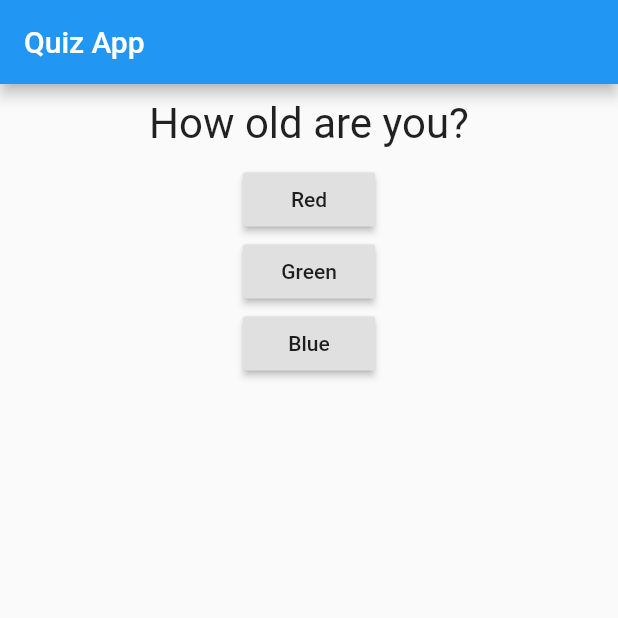
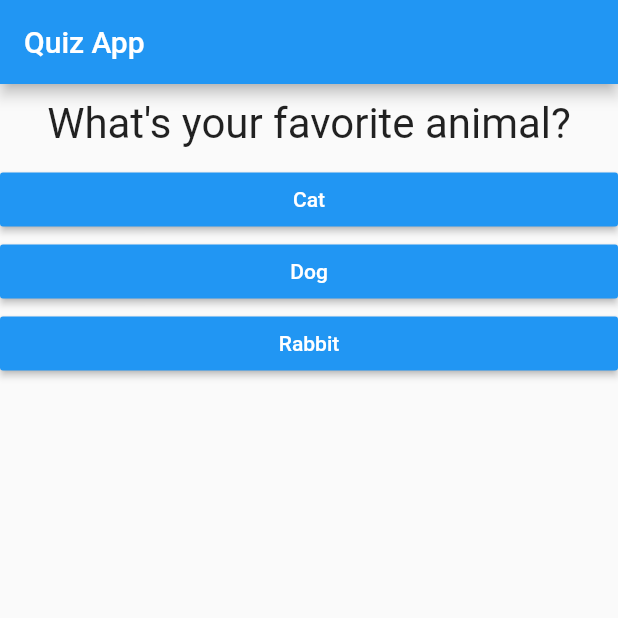
Before and after one commit to filgor84/flutter_course, a Flutter app: the screen it shows after launch, after a tap on "Red", on a phone screen of 412 x 824 dp, the top half of it. Run offline on Flutter 3.47's test engine with Material 2 defaults, Android fonts, the phone set to English and light mode, and no system bars.

Commit message:
Solved the endtest issue

```diff
--- /dev/null
+++ b/lib/answer.dart
@@ -0,0 +1,20 @@
+import 'package:flutter/material.dart';
+
+class Answer extends StatelessWidget {
+  final Function selectHandler;
+  final String answerText;
+  Answer(this.selectHandler, this.answerText);
+
+  @override
+  Widget build(BuildContext context) {
+    return Container(
+      width: double.infinity,
+      child: RaisedButton(
+        color: Colors.blue,
+        textColor: Colors.white,
+        child: Text(answerText),
+        onPressed: selectHandler,
+      ),
+    );
+  }
+}
--- a/lib/main.dart
+++ b/lib/main.dart
@@ -1,4 +1,5 @@
 import 'package:flutter/material.dart';
+import 'package:flutter_complete_guide/answer.dart';
 import './question.dart';
 
 void main() {
@@ -14,43 +15,53 @@ class MyApp extends StatefulWidget {
 }
 
 class _MyAppState extends State<MyApp> {
+  final questions = const [
+    {
+      "question": 'What\'s your favorite color?',
+      "answers": ["Red", "Green", "Blue"]
+    },
+    {
+      "question": 'What\'s your favorite animal?',
+      "answers": ["Cat", "Dog", "Rabbit"]
+    },
+    {
+      "question": 'What\'s your favorite movie?',
+      "answers": ["Jurassic Park", "Die Hard", "American Beauty"]
+    },
+  ];
   var _questionIndex = 0;
 
   void _answerQuestion() {
+    if (_questionIndex < questions.length) {
       setState(() {
         _questionIndex = _questionIndex + 1;
       });
+    } else {
+      print("No more questions");
+    }
     print("Question Answered!");
     print(_questionIndex);
   }
 
   @override
   Widget build(BuildContext context) {
-    var questions = [
-      'What\'s your favourite color?',
-      'How old are you?',
-    ];
     return MaterialApp(
       home: Scaffold(
         appBar: AppBar(
           title: Text("Quiz App"),
         ),
-        body: Column(
+        body: _questionIndex < questions.length
+            ? Column(
                 children: <Widget>[
-            Question(questions[_questionIndex]),
-            RaisedButton(
-              child: Text("Red"),
-              onPressed: _answerQuestion,
-            ),
-            RaisedButton(
-              child: Text("Green"),
-              onPressed: _answerQuestion,
-            ),
-            RaisedButton(
-              child: Text("Blue"),
-              onPressed: _answerQuestion,
-            ),
+                  Question(questions[_questionIndex]["question"]),
+                  ...(questions[_questionIndex]["answers"] as List<String>)
+                      .map((answer) {
+                    return Answer(_answerQuestion, answer);
+                  }).toList(),
                 ],
+              )
+            : Center(
+                child: Text("You did it!"),
               ),
       ),
     );
```
Lines whose indentation alone changed are shown as unchanged.
